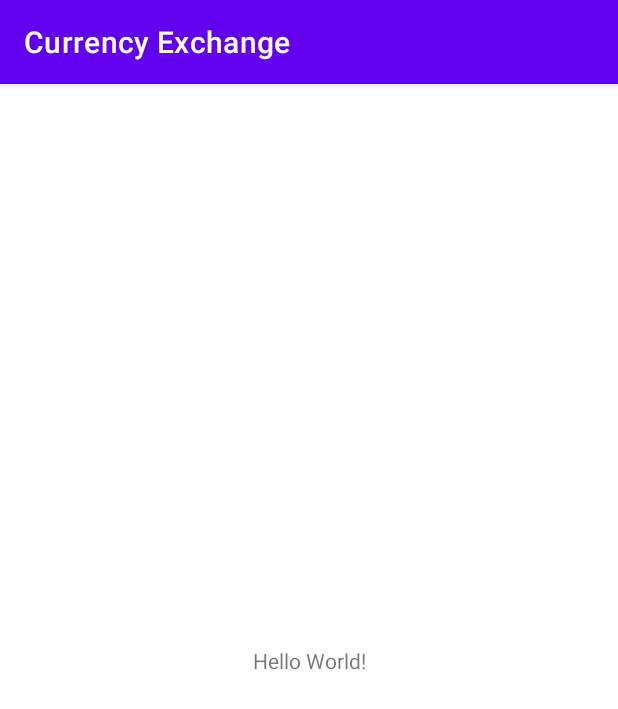
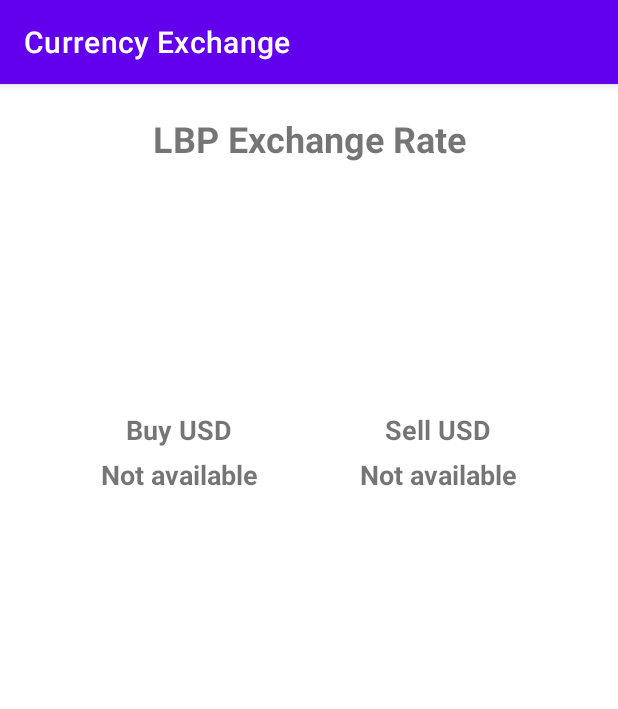
Before and after one commit to IbrahimElHajj/430L-AlphaTeam-android, an Android app: the screen it shows after launch (MainActivity), on a phone screen of 412 x 824 dp. Shown: the top 709 px of the screen. Run offline under Robolectric (Android 15) with nearby library versions, the phone set to English and light mode, and no system bars.

Commit message:
phase 1 done

```diff
--- a/app/src/main/res/layout/activity_main.xml
+++ b/app/src/main/res/layout/activity_main.xml
@@ -9,10 +9,70 @@
     <TextView
         android:layout_width="wrap_content"
         android:layout_height="wrap_content"
-        android:text="Hello World!"
-        app:layout_constraintBottom_toBottomOf="parent"
-        app:layout_constraintEnd_toEndOf="parent"
-        app:layout_constraintStart_toStartOf="parent"
+        android:layout_marginTop="20dp"
+        android:textStyle="bold"
+        android:text="LBP Exchange Rate"
+        android:textSize="24sp"
+        app:layout_constraintLeft_toLeftOf="parent"
+        app:layout_constraintRight_toRightOf="parent"
         app:layout_constraintTop_toTopOf="parent" />
 
+    <LinearLayout
+        android:id="@+id/vwBuyUsd"
+        android:layout_width="wrap_content"
+        android:layout_height="wrap_content"
+        android:gravity="center_horizontal"
+        android:orientation="vertical"
+        app:layout_constraintBottom_toBottomOf="parent"
+        app:layout_constraintHorizontal_weight="1"
+        app:layout_constraintRight_toLeftOf="@id/vwSellUsd"
+        app:layout_constraintLeft_toLeftOf="parent"
+        app:layout_constraintTop_toTopOf="parent"
+        app:layout_constraintVertical_bias="0.3">
+        <TextView
+            android:layout_width="wrap_content"
+            android:layout_height="wrap_content"
+            android:layout_marginTop="5dp"
+            android:textStyle="bold"
+            android:text="Buy USD"
+            android:textSize="18sp" />
+        <TextView
+            android:id="@+id/txtBuyUsdRate"
+            android:layout_width="wrap_content"
+            android:layout_height="wrap_content"
+            android:layout_marginTop="5dp"
+            android:textStyle="bold"
+            android:text="Not available"
+            android:textSize="18sp" />
+    </LinearLayout>
+    <LinearLayout
+        android:id="@+id/vwSellUsd"
+        android:layout_width="wrap_content"
+        android:layout_height="wrap_content"
+        android:gravity="center_horizontal"
+        android:orientation="vertical"
+        app:layout_constraintBottom_toBottomOf="parent"
+        app:layout_constraintHorizontal_weight="1"
+        app:layout_constraintLeft_toRightOf="@id/vwBuyUsd"
+        app:layout_constraintRight_toRightOf="parent"
+        app:layout_constraintTop_toTopOf="parent"
+        app:layout_constraintVertical_bias="0.3">
+        <TextView
+            android:layout_width="wrap_content"
+            android:layout_height="wrap_content"
+            android:layout_marginTop="5dp"
+            android:textStyle="bold"
+            android:text="Sell USD"
+            android:textSize="18sp" />
+        <TextView
+            android:id="@+id/txtSellUsdRate"
+            android:layout_width="wrap_content"
+            android:layout_height="wrap_content"
+            android:layout_marginTop="5dp"
+            android:textStyle="bold"
+            android:text="Not available"
+            android:textSize="18sp" />
+    </LinearLayout>
+
+
 </androidx.constraintlayout.widget.ConstraintLayout>
```
